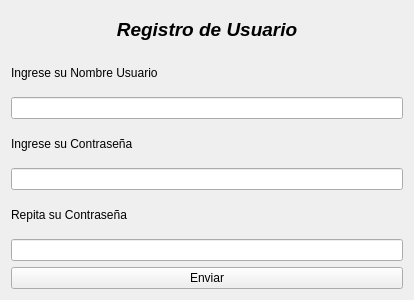
The window that vntRegistro.ui (clch2409/biblioteca_personal_pyqt) describes before a commit, drawn with Qt 5.
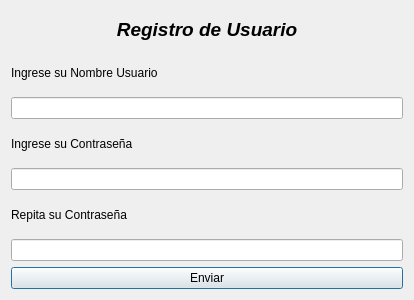
The same window after the commit.

Commit message: Creando la clase de registro y verificando que funcione correctamente, sigue en pruebas

```diff
--- a/vntRegistro.ui
+++ b/vntRegistro.ui
@@ -1,7 +1,7 @@
 <?xml version="1.0" encoding="UTF-8"?>
 <ui version="4.0">
- <class>vtnRegistro</class>
- <widget class="QWidget" name="vtnRegistro">
+ <class>dialogRegistro</class>
+ <widget class="QDialog" name="dialogRegistro">
   <property name="geometry">
    <rect>
     <x>0</x>
```
Left out of the diff: 12 changed lines with no effect on the pictures. The commit also changes 15 other files.
